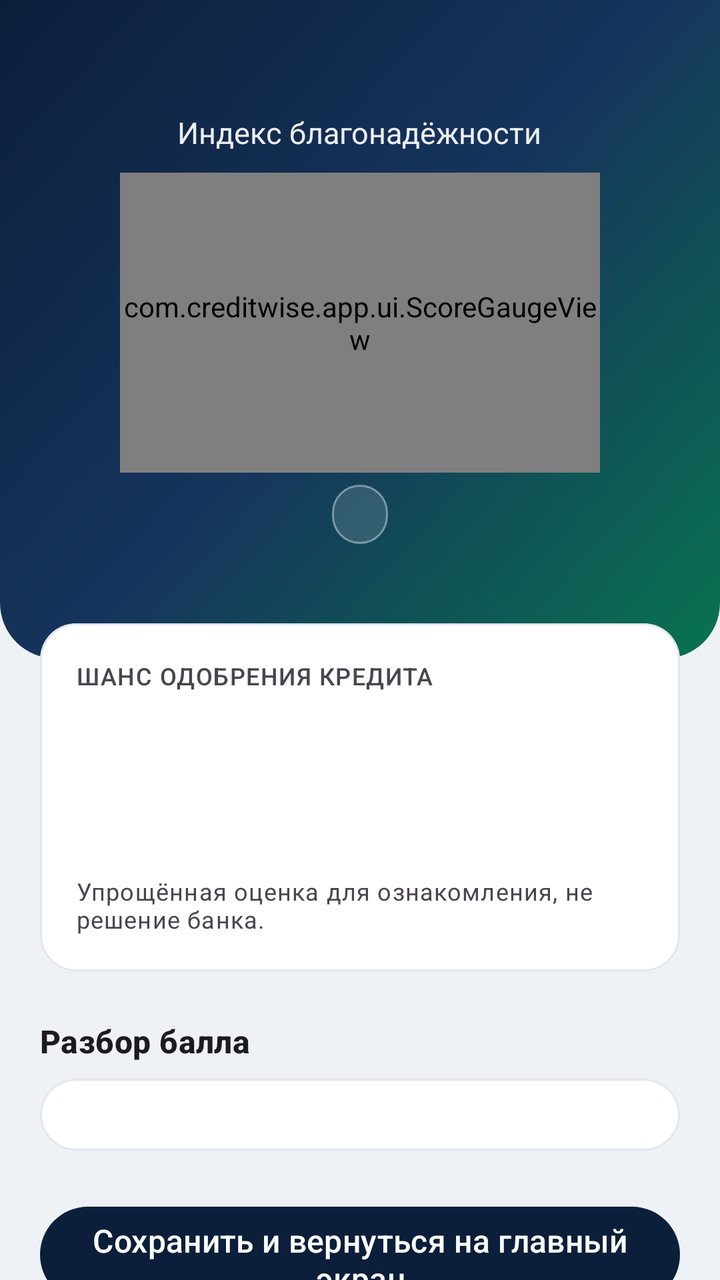
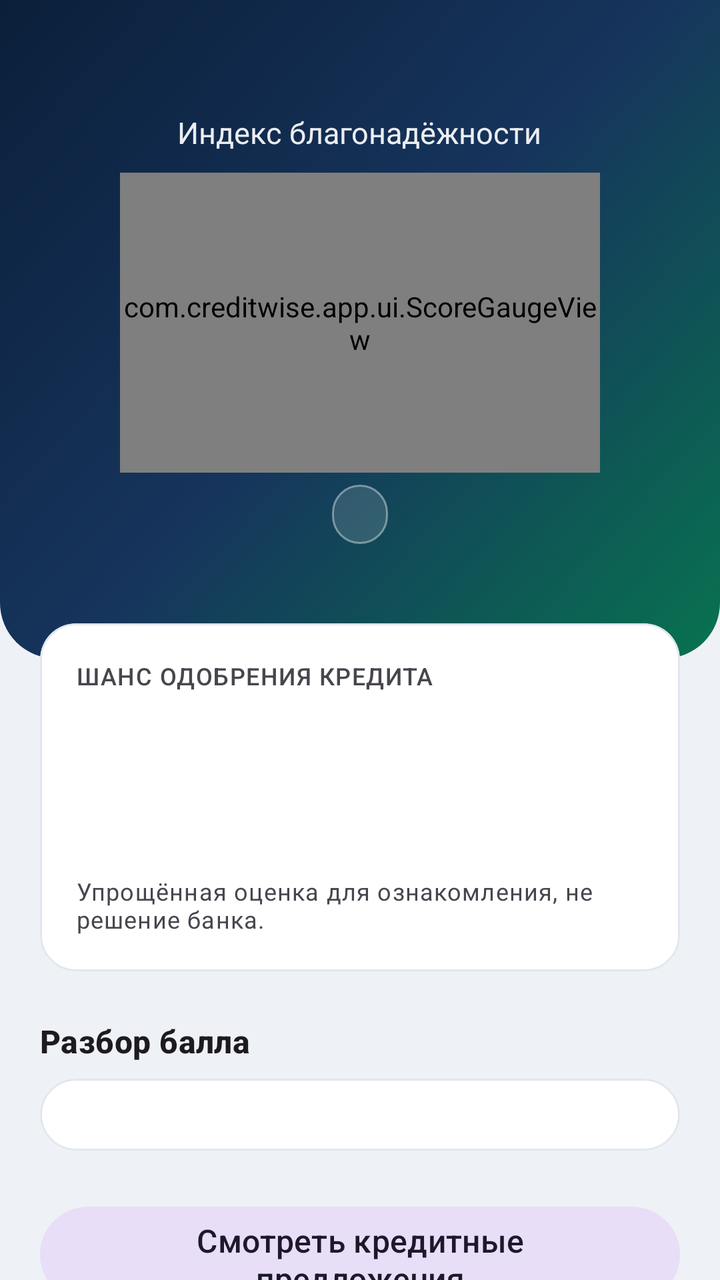

Screens rendered from an Android XML layout before and after an edit, with the pre-edit source and the edit as a unified diff.
<!-- AndroidManifest.xml: application theme Theme.CreditWise -->
<!-- res/layout/fragment_result.xml -->
<?xml version="1.0" encoding="utf-8"?>
<androidx.core.widget.NestedScrollView xmlns:android="http://schemas.android.com/apk/res/android"
    xmlns:app="http://schemas.android.com/apk/res-auto"
    android:layout_width="match_parent"
    android:layout_height="match_parent"
    android:fillViewport="true">

    <LinearLayout
        android:id="@+id/resultRoot"
        android:layout_width="match_parent"
        android:layout_height="wrap_content"
        android:orientation="vertical"
        android:paddingBottom="28dp">

        <LinearLayout
            android:layout_width="match_parent"
            android:layout_height="wrap_content"
            android:background="@drawable/bg_gradient_header"
            android:gravity="center_horizontal"
            android:orientation="vertical"
            android:paddingTop="56dp"
            android:paddingBottom="30dp">

            <TextView
                android:layout_width="wrap_content"
                android:layout_height="wrap_content"
                android:alpha="0.92"
                android:text="@string/trust_title"
                android:textColor="@color/white"
                android:textSize="15sp" />

            <com.creditwise.app.ui.ScoreGaugeView
                android:id="@+id/gauge"
                android:layout_width="240dp"
                android:layout_height="150dp"
                android:layout_marginTop="10dp" />

            <TextView
                android:id="@+id/tvBand"
                android:layout_width="wrap_content"
                android:layout_height="wrap_content"
                android:layout_marginTop="6dp"
                android:background="@drawable/bg_badge"
                android:paddingHorizontal="14dp"
                android:paddingVertical="6dp"
                android:textColor="@color/white"
                android:textSize="13sp"
                android:textStyle="bold" />

            <TextView
                android:id="@+id/tvDelta"
                android:layout_width="wrap_content"
                android:layout_height="wrap_content"
                android:layout_marginTop="10dp"
                android:alpha="0.9"
                android:textColor="@color/white"
                android:textSize="12.5sp" />
        </LinearLayout>

        <com.google.android.material.card.MaterialCardView
            android:layout_width="match_parent"
            android:layout_height="wrap_content"
            android:layout_marginHorizontal="@dimen/screen_margin"
            android:layout_marginTop="-18dp">

            <LinearLayout
                android:layout_width="match_parent"
                android:layout_height="wrap_content"
                android:orientation="vertical">

                <TextView
                    android:layout_width="match_parent"
                    android:layout_height="wrap_content"
                    android:text="@string/approval_title"
                    android:textAllCaps="true"
                    android:textAppearance="?attr/textAppearanceLabelMedium"
                    android:textColor="?android:attr/textColorSecondary" />

                <LinearLayout
                    android:layout_width="match_parent"
                    android:layout_height="wrap_content"
                    android:layout_marginTop="10dp"
                    android:gravity="center_vertical"
                    android:orientation="horizontal">

                    <TextView
                        android:id="@+id/tvApprovalEmoji"
                        android:layout_width="wrap_content"
                        android:layout_height="wrap_content"
                        android:layout_marginEnd="12dp"
                        android:textSize="30sp" />

                    <LinearLayout
                        android:layout_width="0dp"
                        android:layout_height="wrap_content"
                        android:layout_weight="1"
                        android:orientation="vertical">

                        <TextView
                            android:id="@+id/tvApprovalPercent"
                            android:layout_width="wrap_content"
                            android:layout_height="wrap_content"
                            android:fontFamily="monospace"
                            android:textSize="30sp"
                            android:textStyle="bold" />

                        <TextView
                            android:id="@+id/tvApprovalHeadline"
                            android:layout_width="wrap_content"
                            android:layout_height="wrap_content"
                            android:textAppearance="?attr/textAppearanceTitleSmall"
                            android:textStyle="bold" />
                    </LinearLayout>
                </LinearLayout>

                <LinearLayout
                    android:id="@+id/approvalReasonsContainer"
                    android:layout_width="match_parent"
                    android:layout_height="wrap_content"
                    android:layout_marginTop="12dp"
                    android:orientation="vertical" />

                <TextView
                    android:layout_width="match_parent"
                    android:layout_height="wrap_content"
                    android:layout_marginTop="10dp"
                    android:text="@string/approval_disclaimer"
                    android:textAppearance="?attr/textAppearanceBodySmall"
                    android:textColor="?android:attr/textColorSecondary" />
            </LinearLayout>
        </com.google.android.material.card.MaterialCardView>

        <TextView style="@style/Widget.CreditWise.SectionTitle" android:text="@string/result_breakdown_title" />

        <com.google.android.material.card.MaterialCardView
            android:layout_width="match_parent"
            android:layout_height="wrap_content"
            android:layout_marginHorizontal="@dimen/screen_margin">

            <LinearLayout
                android:id="@+id/accordionContainer"
                android:layout_width="match_parent"
                android:layout_height="wrap_content"
                android:orientation="vertical" />
        </com.google.android.material.card.MaterialCardView>

        <com.google.android.material.button.MaterialButton
            android:id="@+id/btnSaveHome"
            android:layout_width="match_parent"
            android:layout_height="56dp"
            android:layout_marginHorizontal="@dimen/screen_margin"
            android:layout_marginTop="@dimen/gap_l"
            android:text="@string/result_save_home"
            android:textSize="16sp" />

        <com.google.android.material.button.MaterialButton
            android:id="@+id/btnRestart"
            style="@style/Widget.Material3.Button.TextButton"
            android:layout_width="match_parent"
            android:layout_height="wrap_content"
            android:layout_marginHorizontal="@dimen/screen_margin"
            android:layout_marginTop="@dimen/gap_s"
            android:text="@string/result_restart" />
    </LinearLayout>
</androidx.core.widget.NestedScrollView>
<!-- resources referenced by this layout -->
<resources>
  <color name="white">#FFFFFF</color>
  <dimen name="gap_l">24dp</dimen>
  <dimen name="gap_s">8dp</dimen>
  <dimen name="screen_margin">20dp</dimen>
  <!-- drawable bg_badge (drawable) -->
  <?xml version="1.0" encoding="utf-8"?>
  <shape xmlns:android="http://schemas.android.com/apk/res/android" android:shape="rectangle">
      <solid android:color="#22FFFFFF" />
      <stroke android:width="1dp" android:color="#66FFFFFF" />
      <corners android:radius="999dp" />
  </shape>
  <!-- drawable bg_gradient_header (drawable) -->
  <?xml version="1.0" encoding="utf-8"?>
  <shape xmlns:android="http://schemas.android.com/apk/res/android" android:shape="rectangle">
      <gradient
          android:startColor="@color/brand_navy"
          android:centerColor="@color/brand_navy_2"
          android:endColor="@color/brand_emerald_deep"
          android:angle="315" />
      <corners android:bottomLeftRadius="28dp" android:bottomRightRadius="28dp" />
  </shape>
  <string name="approval_disclaimer">Упрощённая оценка для ознакомления, не решение банка.</string>
  <string name="approval_title">Шанс одобрения кредита</string>
  <string name="result_breakdown_title">Разбор балла</string>
  <string name="result_restart">Не сохранять и выйти</string>
  <string name="result_save_home">Сохранить и вернуться на главный экран</string>
  <string name="trust_title">Индекс благонадёжности</string>
  <style name="Widget.CreditWise.SectionTitle" parent="">
          <item name="android:layout_width">match_parent</item>
          <item name="android:layout_height">wrap_content</item>
          <item name="android:layout_marginStart">@dimen/screen_margin</item>
          <item name="android:layout_marginEnd">@dimen/screen_margin</item>
          <item name="android:layout_marginTop">@dimen/gap_l</item>
          <item name="android:layout_marginBottom">@dimen/gap_s</item>
          <item name="android:textAppearance">?attr/textAppearanceTitleMedium</item>
          <item name="android:textStyle">bold</item>
      </style>
  <style name="Theme.CreditWise" parent="Theme.Material3.DayNight.NoActionBar">
          <item name="colorPrimary">@color/brand_navy</item>
          <item name="colorPrimaryDark">@color/brand_navy_dark</item>
          <item name="colorOnPrimary">@color/white</item>
          <item name="colorSecondary">@color/brand_emerald</item>
          <item name="colorOnSecondary">@color/white</item>
          <item name="colorTertiary">@color/brand_violet_tag</item>
          <item name="android:colorBackground">@color/surface_sunken_light</item>
          <item name="colorSurface">@color/white</item>
          <item name="colorOutlineVariant">#E1E7EE</item>
  
          <item name="android:statusBarColor">@android:color/transparent</item>
          <item name="android:navigationBarColor">?attr/colorSurface</item>
          <item name="android:windowLightStatusBar" tools:targetApi="m">true</item>
          <item name="android:windowBackground">@color/surface_sunken_light</item>
  
          <item name="materialCardViewStyle">@style/Widget.CreditWise.Card</item>
      </style>
  <color name="brand_navy">#0B1F3A</color>
  <color name="brand_navy_2">#16345C</color>
  <color name="brand_emerald_deep">#087350</color>
  <color name="brand_navy_dark">#081527</color>
  <color name="brand_emerald">#0E9D6C</color>
  <color name="brand_violet_tag">#5B2E96</color>
  <color name="surface_sunken_light">#EEF1F5</color>
  <style name="Widget.CreditWise.Card" parent="Widget.Material3.CardView.Elevated">
          <item name="cardCornerRadius">@dimen/card_radius</item>
          <item name="cardElevation">0dp</item>
          <item name="cardBackgroundColor">?attr/colorSurface</item>
          <item name="strokeColor">?attr/colorOutlineVariant</item>
          <item name="strokeWidth">1dp</item>
          <item name="contentPadding">18dp</item>
      </style>
  <dimen name="card_radius">18dp</dimen>
</resources>

<!-- the commit's change to res/layout/fragment_result.xml (unified diff, before → after) -->
@@ -145,11 +145,21 @@
         </com.google.android.material.card.MaterialCardView>
 
         <com.google.android.material.button.MaterialButton
+            android:id="@+id/btnViewOffers"
+            style="@style/Widget.Material3.Button.TonalButton"
+            android:layout_width="match_parent"
+            android:layout_height="56dp"
+            android:layout_marginHorizontal="@dimen/screen_margin"
+            android:layout_marginTop="@dimen/gap_l"
+            android:text="@string/result_view_offers"
+            android:textSize="16sp" />
+
+        <com.google.android.material.button.MaterialButton
             android:id="@+id/btnSaveHome"
             android:layout_width="match_parent"
             android:layout_height="56dp"
             android:layout_marginHorizontal="@dimen/screen_margin"
-            android:layout_marginTop="@dimen/gap_l"
+            android:layout_marginTop="@dimen/gap_s"
             android:text="@string/result_save_home"
             android:textSize="16sp" />
 
<!-- resource entries referenced after the edit -->
@@ -26,6 +26,7 @@
   <string name="result_breakdown_title">Разбор балла</string>
   <string name="result_restart">Не сохранять и выйти</string>
   <string name="result_save_home">Сохранить и вернуться на главный экран</string>
+  <string name="result_view_offers">Смотреть кредитные предложения</string>
   <string name="trust_title">Индекс благонадёжности</string>
   <style name="Widget.CreditWise.SectionTitle" parent="">
           <item name="android:layout_width">match_parent</item>
